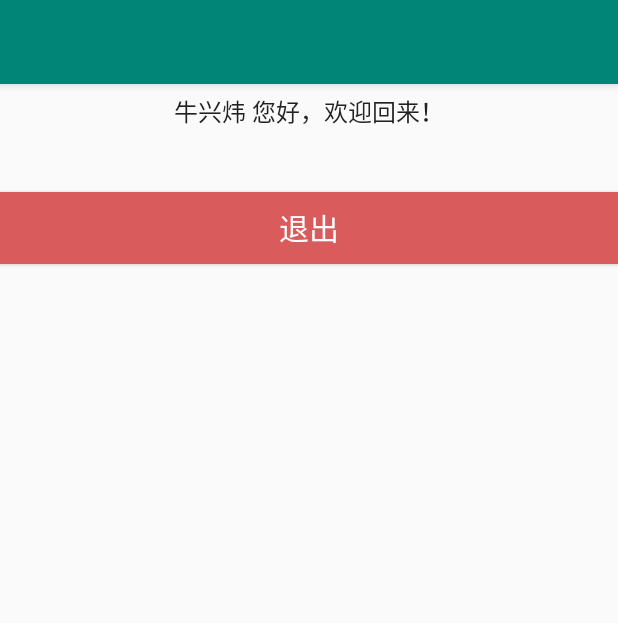
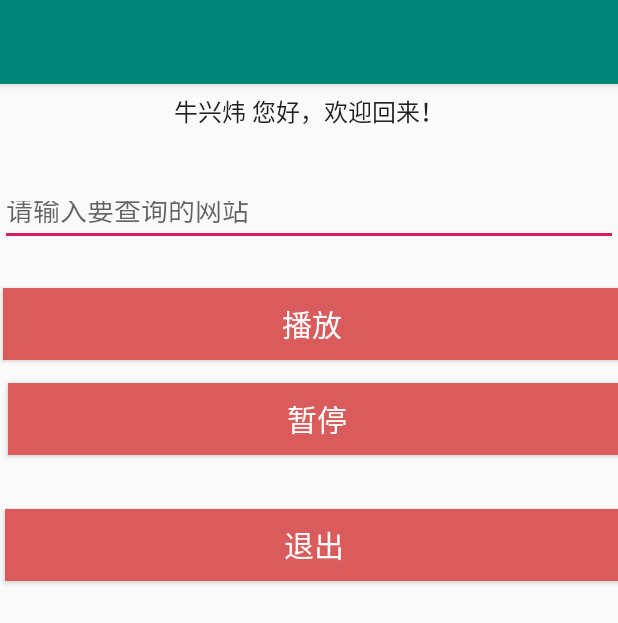
Before and after one commit to niuxingwei/AndroidWork, an Android app: the UserCenter screen opened directly, with no data from a screen before it, on a phone screen of 412 x 824 dp. Shown: the top 623 px of the screen. Run offline under Robolectric (Android 15) with nearby library versions, the phone set to English and light mode, and no system bars.

Commit message:
牛兴炜第十三次更新 音乐▶

```diff
--- a/app/src/main/res/layout/activity_user_center.xml
+++ b/app/src/main/res/layout/activity_user_center.xml
@@ -17,18 +17,68 @@
         android:textSize="16dp" />
 
     <Button
+        android:id="@+id/back"
         android:layout_width="wrap_content"
         android:layout_height="wrap_content"
+        android:layout_below="@+id/textView"
+        android:layout_alignParentStart="true"
+        android:layout_alignParentLeft="true"
+        android:layout_alignParentEnd="true"
+        android:layout_alignParentRight="true"
+        android:layout_marginStart="3dp"
+        android:layout_marginLeft="3dp"
+        android:layout_marginTop="247dp"
+        android:layout_marginEnd="-3dp"
+        android:layout_marginRight="-3dp"
+        android:background="#d95b5b"
         android:text="退出"
-        android:id="@+id/back"
+        android:textColor="#ffffff"
+        android:textSize="20dp" />
+
+    <Button
+        android:id="@+id/PLAY"
+        android:layout_width="wrap_content"
+        android:layout_height="wrap_content"
         android:layout_below="@+id/textView"
-        android:layout_marginTop="36dp"
+        android:layout_alignParentStart="true"
+        android:layout_alignParentLeft="true"
+        android:layout_alignParentEnd="true"
+        android:layout_alignParentRight="true"
+        android:layout_marginStart="2dp"
+        android:layout_marginLeft="2dp"
+        android:layout_marginTop="100dp"
+        android:layout_marginEnd="-2dp"
+        android:layout_marginRight="-2dp"
+        android:background="#d95b5b"
+        android:text="播放"
         android:textColor="#ffffff"
-        android:textSize="20dp"
+        android:textSize="20dp" />
+
+    <Button
+        android:id="@+id/PAUSE"
+        android:layout_width="wrap_content"
+        android:layout_height="wrap_content"
+        android:layout_below="@+id/textView"
+        android:layout_alignParentStart="true"
+        android:layout_alignParentLeft="true"
+        android:layout_alignParentEnd="true"
+        android:layout_alignParentRight="true"
+        android:layout_marginStart="5dp"
+        android:layout_marginLeft="5dp"
+        android:layout_marginTop="163dp"
+        android:layout_marginEnd="-5dp"
+        android:layout_marginRight="-5dp"
         android:background="#d95b5b"
-        android:layout_alignParentLeft="true"
-        android:layout_alignParentStart="true"
-        android:layout_alignParentRight="true"
-        android:layout_alignParentEnd="true" />
+        android:text="暂停"
+        android:textColor="#ffffff"
+        android:textSize="20dp" />
+
+    <EditText
+        android:layout_width="match_parent"
+        android:layout_height="40dp"
+        android:layout_below="@+id/textView"
+        android:layout_marginTop="32dp"
+        android:hint="请输入要查询的网站"/>
+
 
 </RelativeLayout>
```
Also changed, not shown: app/src/main/AndroidManifest.xml (+6 -1 lines), app/src/main/java/com/example/teamwork/MyService.java (added, +82 -0 lines), app/src/main/java/com/example/teamwork/UserCenter.java (+70 -1 lines), 1 other file.
